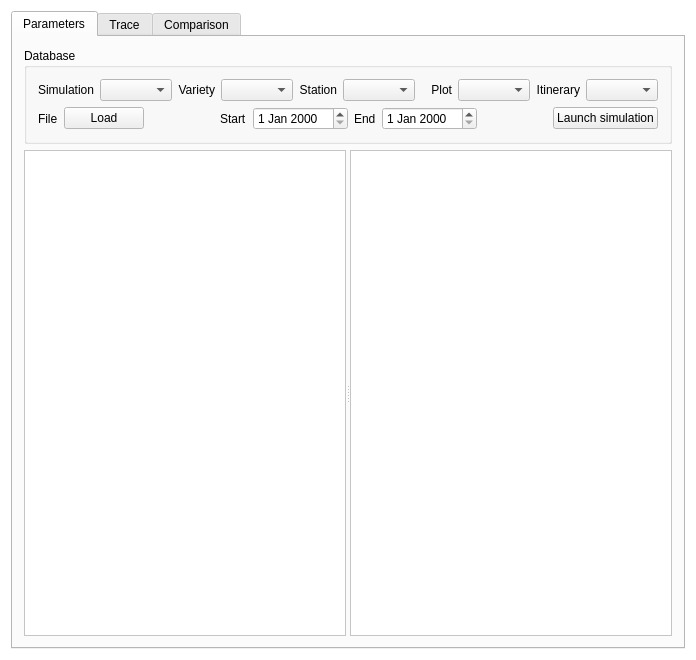
PAMDeveloper/QtSamara, file src/qtapp/mainwindow.ui: the form before one commit.
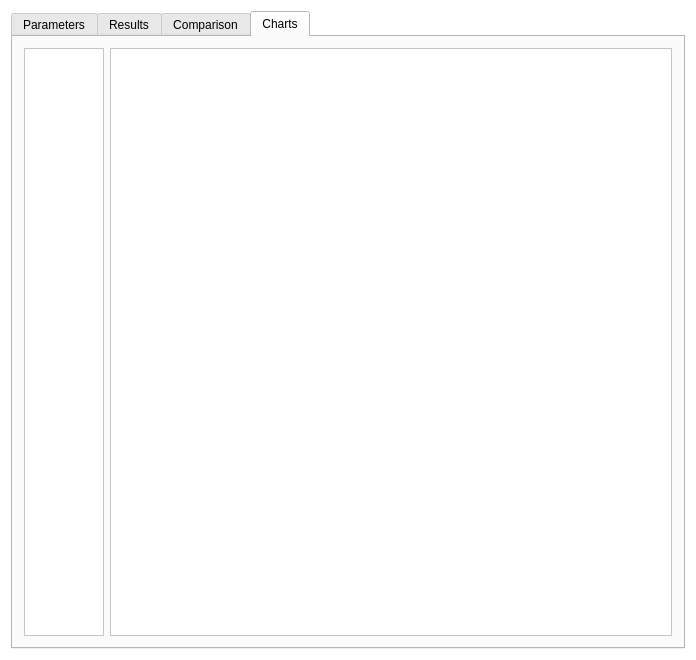
The form after the commit. The open tabs and pages were chosen to show the change.

What changed in the file:
```diff
--- a/src/qtapp/mainwindow.ui
+++ b/src/qtapp/mainwindow.ui
@@ -171,6 +171,9 @@
             <layout class="QHBoxLayout" name="horizontalLayout">
              <item>
               <widget class="QLabel" name="label_6">
+               <property name="enabled">
+                <bool>false</bool>
+               </property>
                <property name="text">
                 <string>File</string>
                </property>
@@ -178,6 +181,9 @@
              </item>
              <item>
               <widget class="QPushButton" name="pushButton">
+               <property name="enabled">
+                <bool>false</bool>
+               </property>
                <property name="text">
                 <string>Load</string>
                </property>
@@ -254,30 +260,20 @@
       </widget>
       <widget class="QWidget" name="tab_2">
        <attribute name="title">
-        <string>Trace</string>
+        <string>Results</string>
        </attribute>
        <layout class="QHBoxLayout" name="horizontalLayout_4">
         <item>
          <layout class="QVBoxLayout" name="verticalLayout_2">
           <item>
-           <layout class="QHBoxLayout" name="horizontalLayout_3">
-            <item>
-             <widget class="QLineEdit" name="lineEdit">
-              <property name="inputMask">
-               <string/>
-              </property>
-             </widget>
-            </item>
-            <item>
-             <widget class="QLineEdit" name="lineEdit_2"/>
-            </item>
-            <item>
-             <widget class="QLineEdit" name="lineEdit_3"/>
-            </item>
-            <item>
-             <widget class="QLineEdit" name="lineEdit_4"/>
-            </item>
-           </layout>
+           <widget class="QPushButton" name="saveButton">
+            <property name="enabled">
+             <bool>false</bool>
+            </property>
+            <property name="text">
+             <string>Save results</string>
+            </property>
+           </widget>
           </item>
           <item>
            <widget class="QTableView" name="resultsTableView"/>
@@ -296,6 +292,52 @@
         </item>
        </layout>
       </widget>
+      <widget class="QWidget" name="tab_3">
+       <attribute name="title">
+        <string>Charts</string>
+       </attribute>
+       <layout class="QHBoxLayout" name="horizontalLayout_6">
+        <item>
+         <layout class="QHBoxLayout" name="horizontalLayout_3" stretch="1,7">
+          <item>
+           <widget class="QScrollArea" name="scrollArea">
+            <property name="widgetResizable">
+             <bool>true</bool>
+            </property>
+            <widget class="QWidget" name="scrollAreaWidgetContents">
+             <property name="geometry">
+              <rect>
+               <x>0</x>
+               <y>0</y>
+               <width>79</width>
+               <height>594</height>
+              </rect>
+             </property>
+             <layout class="QVBoxLayout" name="verticalLayout_6"/>
+            </widget>
+           </widget>
+          </item>
+          <item>
+           <widget class="QScrollArea" name="scrollArea_2">
+            <property name="widgetResizable">
+             <bool>true</bool>
+            </property>
+            <widget class="QWidget" name="scrollAreaWidgetContents_2">
+             <property name="geometry">
+              <rect>
+               <x>0</x>
+               <y>0</y>
+               <width>563</width>
+               <height>594</height>
+              </rect>
+             </property>
+            </widget>
+           </widget>
+          </item>
+         </layout>
+        </item>
+       </layout>
+      </widget>
      </widget>
     </item>
    </layout>
```
Left out of the diff: 29 changed lines with no effect on the pictures.
